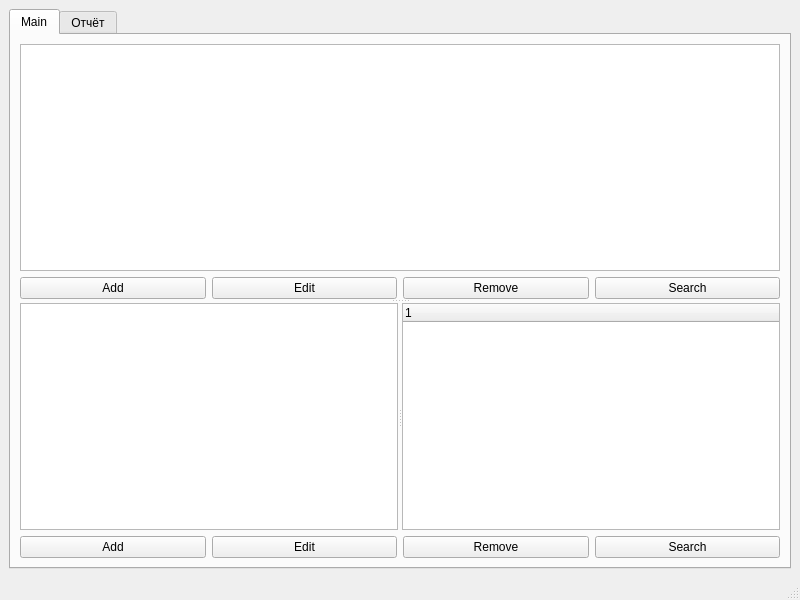
Old version of the form mainwindow.ui in the repository molchanovsv/kursovaya2.
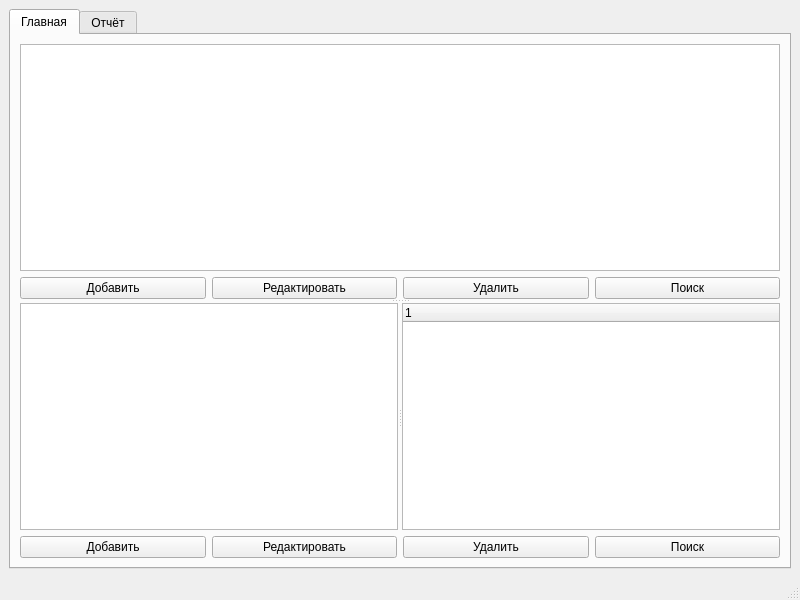
New version of the form.

Commit message: Refine report and UI

Patch:
```diff
--- a/mainwindow.ui
+++ b/mainwindow.ui
@@ -16,7 +16,7 @@
      <widget class="QTabWidget" name="tabWidget">
       <widget class="QWidget" name="mainTab">
        <attribute name="title">
-        <string>Main</string>
+        <string>Главная</string>
        </attribute>
        <layout class="QVBoxLayout" name="tabMainLayout">
         <item>
@@ -34,28 +34,28 @@
           <item>
            <widget class="QPushButton" name="addStudentButton">
             <property name="text">
-             <string>Add</string>
+             <string>Добавить</string>
             </property>
            </widget>
           </item>
           <item>
            <widget class="QPushButton" name="editStudentButton">
             <property name="text">
-             <string>Edit</string>
+             <string>Редактировать</string>
             </property>
            </widget>
           </item>
           <item>
            <widget class="QPushButton" name="removeStudentButton">
             <property name="text">
-             <string>Remove</string>
+             <string>Удалить</string>
             </property>
            </widget>
           </item>
           <item>
            <widget class="QPushButton" name="searchStudentButton">
             <property name="text">
-             <string>Search</string>
+             <string>Поиск</string>
             </property>
            </widget>
           </item>
@@ -79,28 +79,28 @@
               <item>
                <widget class="QPushButton" name="addConcertButton">
             <property name="text">
-             <string>Add</string>
+             <string>Добавить</string>
             </property>
            </widget>
           </item>
           <item>
            <widget class="QPushButton" name="editConcertButton">
             <property name="text">
-             <string>Edit</string>
+             <string>Редактировать</string>
             </property>
            </widget>
           </item>
           <item>
            <widget class="QPushButton" name="removeConcertButton">
             <property name="text">
-             <string>Remove</string>
+             <string>Удалить</string>
             </property>
            </widget>
           </item>
           <item>
            <widget class="QPushButton" name="searchConcertButton">
             <property name="text">
-             <string>Search</string>
+             <string>Поиск</string>
             </property>
            </widget>
               </item>
```
The commit also changes 1 other file.
